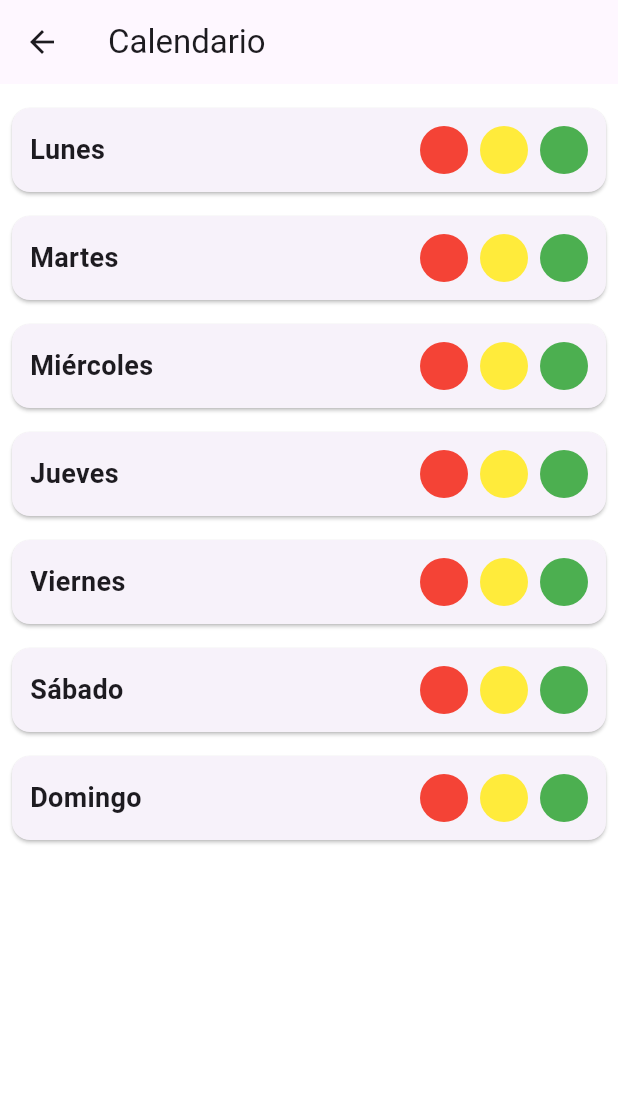
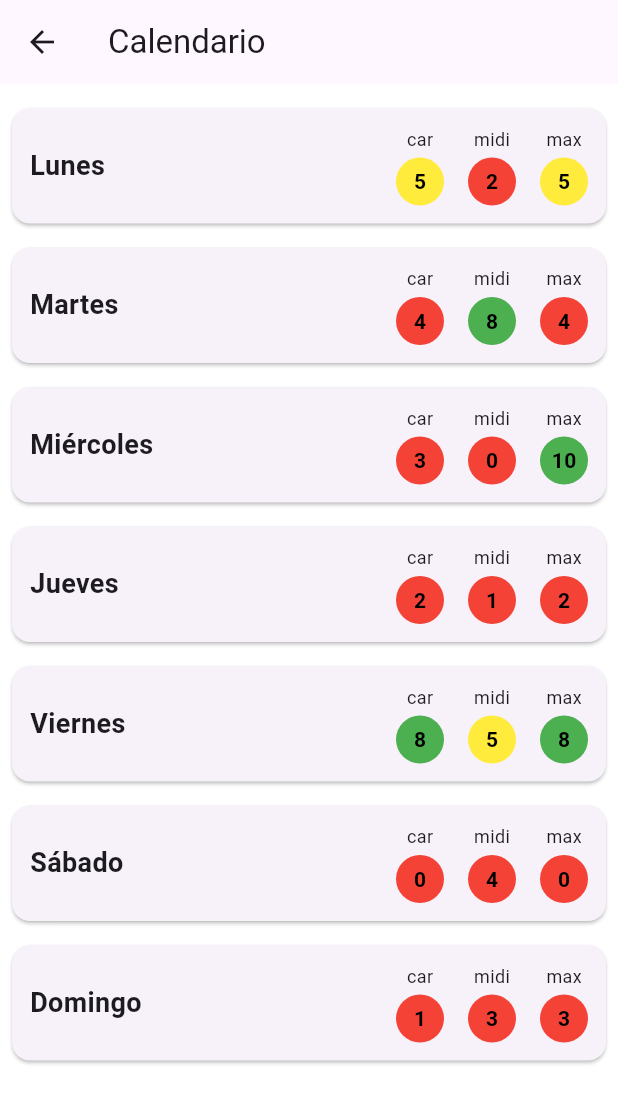
Before and after one commit to oliver-miguez/flutter-pr-ctica, a Flutter app: the Opcion1 screen opened directly, on a phone screen of 412 x 824 dp. Shown: the top 1103 px of the screen. Run offline on Flutter 3.47's test engine with Material 3 defaults, Android fonts, the light colour scheme and no system bars.

Commit message:
Opción 1 terminada

```diff
--- a/lib/Opcion1.dart
+++ b/lib/Opcion1.dart
@@ -1,5 +1,6 @@
 import 'package:flutter/material.dart';
 
+/// Pantalla principal que muestra una lista de tarjetas de días de la semana.
 class Opcion1 extends StatelessWidget {
   const Opcion1({super.key});
 
@@ -7,17 +8,25 @@ class Opcion1 extends StatelessWidget {
   Widget build(BuildContext context) {
     return Scaffold(
       appBar: AppBar(title: const Text('Calendario')),
-        body: const CardListExample(),
+      body: const CardList(), // Componente modularizado
       backgroundColor: Colors.white,
     );
   }
 }
 
-class CardListExample extends StatelessWidget {
-  const CardListExample({super.key});
+/// Componente que muestra una lista de tarjetas para cada día de la semana.
+/// También contiene listas de valores asociados a cada día (aunque actualmente no se usan visualmente).
+class CardList extends StatelessWidget {
+  const CardList({super.key});
 
   @override
   Widget build(BuildContext context) {
+    // Valores de ejemplo por día de la semana
+    final List<int> listCar = [5, 4, 3, 2, 8, 0, 1];
+    final List<int> listMidi = [2, 8, 0, 1, 5, 4, 3];
+    final List<int> listMax = [5, 4, 10, 2, 8, 0, 3];
+
+    // Nombres de los días de la semana
     final List<String> diasSemana = [
       'Lunes',
       'Martes',
@@ -32,40 +41,102 @@ class CardListExample extends StatelessWidget {
       itemCount: diasSemana.length,
       padding: const EdgeInsets.all(8),
       itemBuilder: (context, index) {
+        return DayCard(
+          day: diasSemana[index],
+          carValue: listCar[index],
+          midiValue: listMidi[index],
+          maxValue: listMax[index],
+        );
+      },
+    );
+  }
+}
+
+/// Tarjeta individual que representa un día y sus valores asociados.
+class DayCard extends StatelessWidget {
+  final String day;
+  final int carValue;
+  final int midiValue;
+  final int maxValue;
+
+  //permite que cada targeta sea autonoma
+  const DayCard({
+    super.key,
+    required this.day,
+    required this.carValue,
+    required this.midiValue,
+    required this.maxValue,
+  });
+
+  // Función para determinar el color según el valor
+  Color getColor(int value) {
+    if (value < 5) {
+      return Colors.red;
+    } else if (value >= 5 && value <= 7) {
+      return Colors.yellow;
+    } else {
+      return Colors.green;
+    }
+  }
+
+  @override
+  Widget build(BuildContext context) {
     return Card(
       margin: const EdgeInsets.symmetric(vertical: 8),
       child: Padding(
         padding: const EdgeInsets.all(12),
         child: Row(
-              mainAxisAlignment: MainAxisAlignment.spaceBetween,
+          crossAxisAlignment: CrossAxisAlignment.center,
           children: [
-                Text(
-                  diasSemana[index],
+            Expanded(
+              child: Text(
+                day,
                 style: const TextStyle(fontSize: 18, fontWeight: FontWeight.bold),
               ),
-                Row(
-                  children: const [
-                    Circle(color: Colors.red),
-                    SizedBox(width: 8),
-                    Circle(color: Colors.yellow),
-                    SizedBox(width: 8),
-                    Circle(color: Colors.green),
+            ),
+            // Primer grupo: "car" + círculo
+            Column(
+              mainAxisSize: MainAxisSize.min,
+              children: [
+                const Text('car', style: TextStyle(fontSize: 12)),
+                const SizedBox(height: 4),
+                Circle(number: carValue, color: getColor(carValue)),
+              ],
+            ),
+            const SizedBox(width: 16),
+            // Segundo grupo: "midi" + círculo
+            Column(
+              mainAxisSize: MainAxisSize.min,
+              children: [
+                const Text('midi', style: TextStyle(fontSize: 12)),
+                const SizedBox(height: 4),
+                Circle(number: midiValue, color: getColor(midiValue)),
+              ],
+            ),
+            const SizedBox(width: 16),
+            // Tercer grupo: "max" + círculo
+            Column(
+              mainAxisSize: MainAxisSize.min,
+              children: [
+                const Text('max', style: TextStyle(fontSize: 12)),
+                const SizedBox(height: 4),
+                Circle(number: maxValue, color: getColor(maxValue)),
               ],
             ),
           ],
         ),
       ),
     );
-      },
-    );
   }
 }
 
-// Widget para un círculo de color
+/// Círculo con número centrado.
+/// Se utiliza para mostrar valores como pequeños indicadores visuales.
 class Circle extends StatelessWidget {
+  final int number;
   final Color color;
 
-  const Circle({super.key, required this.color});
+  const Circle({super.key, required this.number, required this.color});
 
   @override
   Widget build(BuildContext context) {
@@ -76,6 +147,14 @@ class Circle extends StatelessWidget {
         color: color,
         shape: BoxShape.circle,
       ),
+      alignment: Alignment.center,
+      child: Text(
+        number.toString(),
+        style: const TextStyle(
+          color: Colors.black,
+          fontWeight: FontWeight.bold,
+        ),
+      ),
     );
   }
 }
```
Lines whose indentation alone changed are shown as unchanged.
